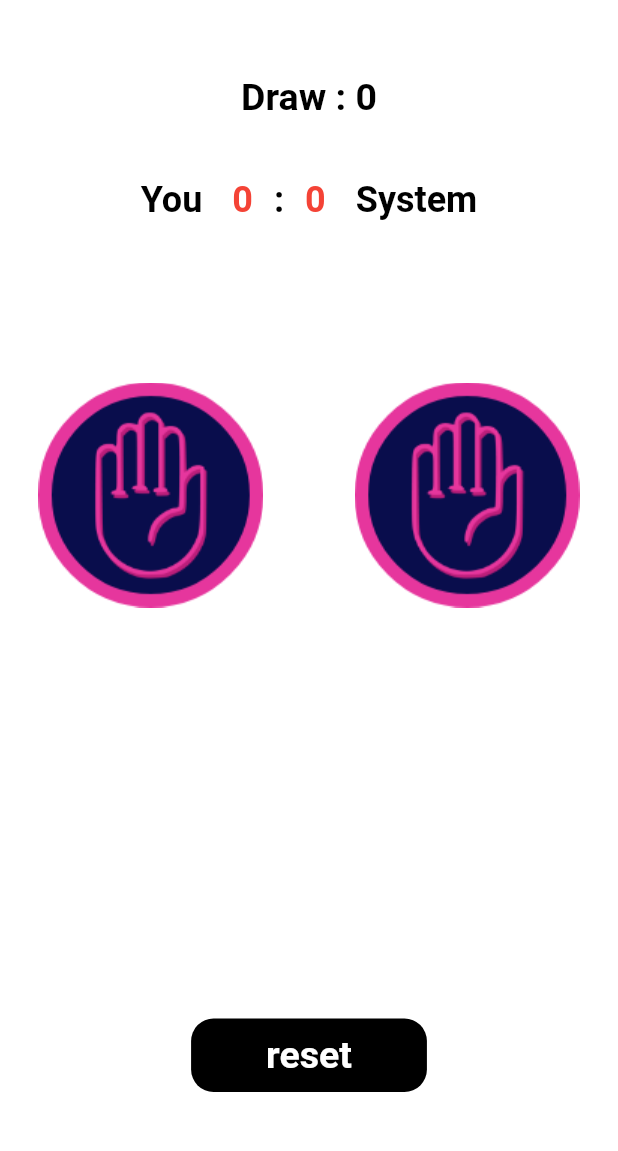
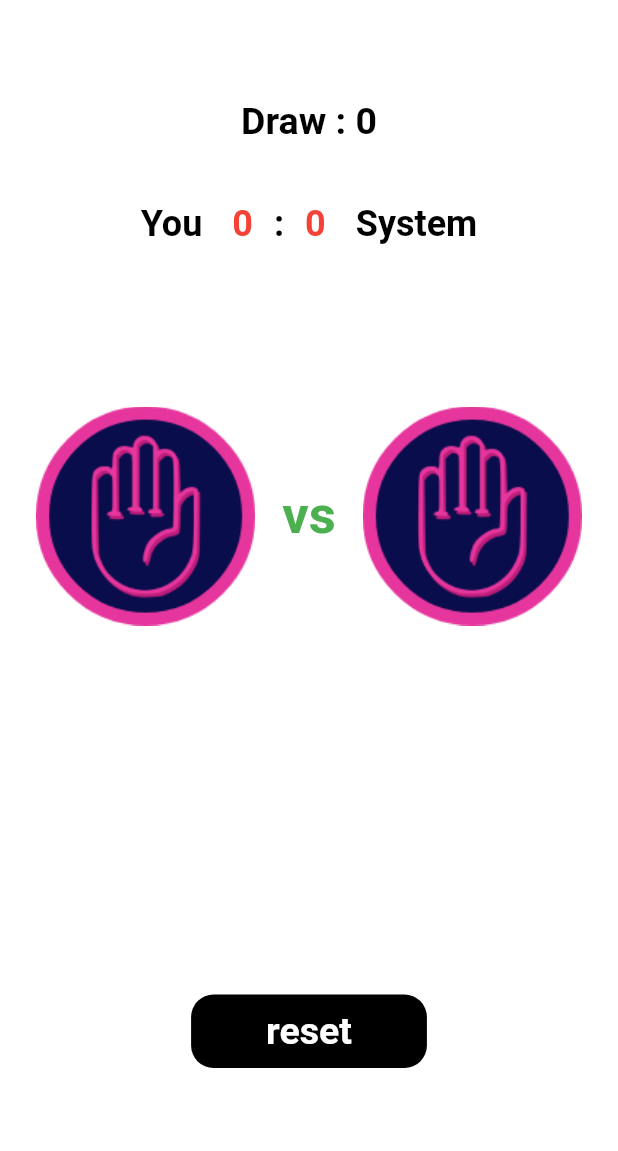
Before and after one commit to Ezz-Al-Moqaied/rock_paper_scissors_game, a Flutter app: the screen it shows after launch, on a phone screen of 412 x 824 dp, the part 84-1235 px from its top. Run offline on Flutter 3.47's test engine with Material 2 defaults, Android fonts, the phone set to English and light mode, and no system bars; our stand-ins replace animated_splash_screen.

Commit message:
commit 1

```diff
--- a/lib/game_screen.dart
+++ b/lib/game_screen.dart
@@ -32,7 +32,9 @@ class _GameScreenState extends State<GameScreen> {
         backgroundColor: Colors.black.withOpacity(0.8),
         elevation: 0,
       ),
-      body: Column(
+      body: Container(
+        padding: const EdgeInsets.all(16),
+        child: Column(
           children: [
             const SizedBox(
               height: 50,
@@ -66,7 +68,8 @@ class _GameScreenState extends State<GameScreen> {
                   yourPoints.toString(),
                   style: TextStyle(
                     fontSize: 24,
-                  color: yourPoints > systemPoints ? Colors.green : Colors.red,
+                    color:
+                        yourPoints > systemPoints ? Colors.green : Colors.red,
                     fontWeight: FontWeight.bold,
                   ),
                 ),
@@ -88,7 +91,8 @@ class _GameScreenState extends State<GameScreen> {
                   systemPoints.toString(),
                   style: TextStyle(
                     fontSize: 24,
-                  color: systemPoints > yourPoints ? Colors.green : Colors.red,
+                    color:
+                        systemPoints > yourPoints ? Colors.green : Colors.red,
                     fontWeight: FontWeight.bold,
                   ),
                 ),
@@ -120,6 +124,16 @@ class _GameScreenState extends State<GameScreen> {
                 const SizedBox(
                   width: 10,
                 ),
+                const Text(
+                  "vs",
+                  style: TextStyle(
+                      fontSize: 35,
+                      fontWeight: FontWeight.bold,
+                      color: Colors.green),
+                ),
+                const SizedBox(
+                  width: 10,
+                ),
                 Expanded(
                   child: TextButton(
                     onPressed: operation,
@@ -140,7 +154,8 @@ class _GameScreenState extends State<GameScreen> {
                 });
               },
               child: Container(
-              padding: const EdgeInsets.symmetric(vertical: 10, horizontal: 50),
+                padding:
+                    const EdgeInsets.symmetric(vertical: 10, horizontal: 50),
                 decoration: const BoxDecoration(
                     color: Colors.black,
                     borderRadius: BorderRadius.all(Radius.circular(15))),
@@ -158,6 +173,7 @@ class _GameScreenState extends State<GameScreen> {
               height: 40,
             ),
           ],
+        ),
       ),
     );
   }
```
Lines whose indentation alone changed are shown as unchanged.
